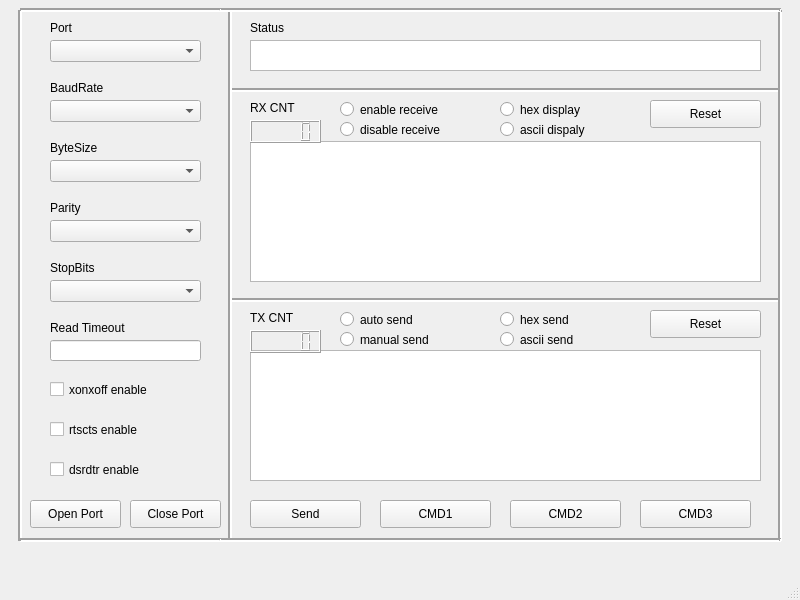
Old version of the form UI.ui in the repository victor-zheng/Python_UART_Debugger.
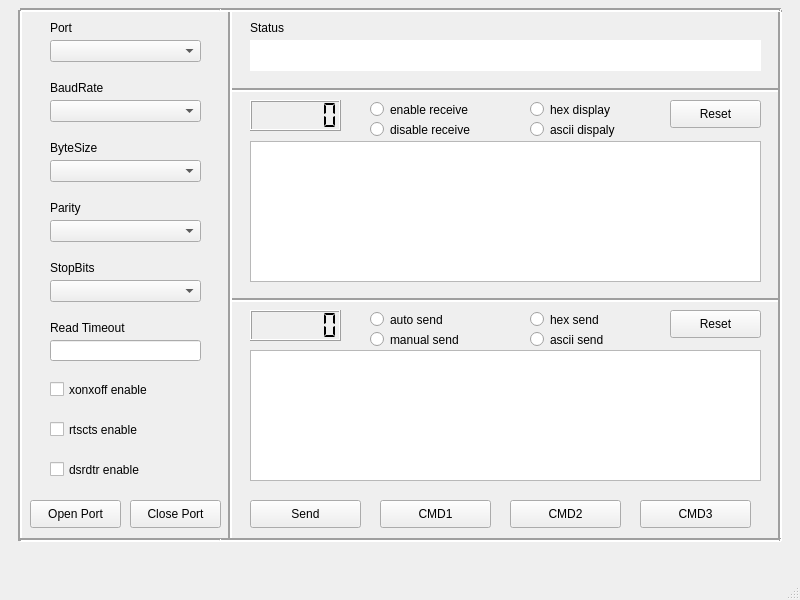
New version of the form.

Commit message: re-design the UI

The edit to the form file:
```diff
--- a/UI.ui
+++ b/UI.ui
@@ -38,21 +38,36 @@
     <property name="geometry">
      <rect>
       <x>250</x>
-      <y>120</y>
-      <width>71</width>
-      <height>23</height>
+      <y>100</y>
+      <width>91</width>
+      <height>31</height>
      </rect>
     </property>
+    <property name="digitCount">
+     <number>6</number>
+    </property>
+    <property name="segmentStyle">
+     <enum>QLCDNumber::Flat</enum>
+    </property>
    </widget>
    <widget class="QLCDNumber" name="lcdNumber_tx">
     <property name="geometry">
      <rect>
       <x>250</x>
-      <y>330</y>
-      <width>71</width>
-      <height>23</height>
+      <y>310</y>
+      <width>91</width>
+      <height>31</height>
      </rect>
     </property>
+    <property name="frameShape">
+     <enum>QFrame::Box</enum>
+    </property>
+    <property name="digitCount">
+     <number>6</number>
+    </property>
+    <property name="segmentStyle">
+     <enum>QLCDNumber::Flat</enum>
+    </property>
    </widget>
    <widget class="QTextBrowser" name="textBrowser_status">
     <property name="geometry">
@@ -63,6 +78,12 @@
       <height>31</height>
      </rect>
     </property>
+    <property name="frameShape">
+     <enum>QFrame::NoFrame</enum>
+    </property>
+    <property name="lineWidth">
+     <number>0</number>
+    </property>
    </widget>
    <widget class="QPushButton" name="pushButton_send">
     <property name="geometry">
@@ -129,36 +150,10 @@
      <string>Status</string>
     </property>
    </widget>
-   <widget class="QLabel" name="label_7">
-    <property name="geometry">
-     <rect>
-      <x>250</x>
-      <y>100</y>
-      <width>61</width>
-      <height>16</height>
-     </rect>
-    </property>
-    <property name="text">
-     <string>RX CNT</string>
-    </property>
-   </widget>
-   <widget class="QLabel" name="label_8">
-    <property name="geometry">
-     <rect>
-      <x>250</x>
-      <y>310</y>
-      <width>61</width>
-      <height>16</height>
-     </rect>
-    </property>
-    <property name="text">
-     <string>TX CNT</string>
-    </property>
-   </widget>
    <widget class="QRadioButton" name="radioButton_disable_receive">
     <property name="geometry">
      <rect>
-      <x>340</x>
+      <x>370</x>
       <y>120</y>
       <width>151</width>
       <height>19</height>
@@ -171,7 +166,7 @@
    <widget class="QRadioButton" name="radioButton_enable_receive">
     <property name="geometry">
      <rect>
-      <x>340</x>
+      <x>370</x>
       <y>100</y>
       <width>151</width>
       <height>19</height>
@@ -184,7 +179,7 @@
    <widget class="QRadioButton" name="radioButton_hex_display">
     <property name="geometry">
      <rect>
-      <x>500</x>
+      <x>530</x>
       <y>100</y>
       <width>131</width>
       <height>19</height>
@@ -197,9 +192,9 @@
    <widget class="QPushButton" name="pushButton_reset_rx">
     <property name="geometry">
      <rect>
-      <x>650</x>
+      <x>670</x>
       <y>100</y>
-      <width>111</width>
+      <width>91</width>
       <height>28</height>
      </rect>
     </property>
@@ -210,7 +205,7 @@
    <widget class="QRadioButton" name="radioButton_ascii_display">
     <property name="geometry">
      <rect>
-      <x>500</x>
+      <x>530</x>
       <y>120</y>
       <width>131</width>
       <height>19</height>
@@ -223,7 +218,7 @@
    <widget class="QRadioButton" name="radioButton_ascii_send">
     <property name="geometry">
      <rect>
-      <x>500</x>
+      <x>530</x>
       <y>330</y>
       <width>131</width>
       <height>19</height>
@@ -236,9 +231,9 @@
    <widget class="QPushButton" name="pushButton_reset_tx">
     <property name="geometry">
      <rect>
-      <x>650</x>
+      <x>670</x>
       <y>310</y>
-      <width>111</width>
+      <width>91</width>
       <height>28</height>
      </rect>
     </property>
@@ -249,7 +244,7 @@
    <widget class="QRadioButton" name="radioButton_manual_send">
     <property name="geometry">
      <rect>
-      <x>340</x>
+      <x>370</x>
       <y>330</y>
       <width>151</width>
       <height>19</height>
@@ -262,7 +257,7 @@
    <widget class="QRadioButton" name="radioButton_hex_send">
     <property name="geometry">
      <rect>
-      <x>500</x>
+      <x>530</x>
       <y>310</y>
       <width>131</width>
       <height>19</height>
@@ -275,7 +270,7 @@
    <widget class="QRadioButton" name="radioButton_auto_send">
     <property name="geometry">
      <rect>
-      <x>340</x>
+      <x>370</x>
       <y>310</y>
       <width>151</width>
       <height>19</height>
```
The commit also changes 2 other files.
